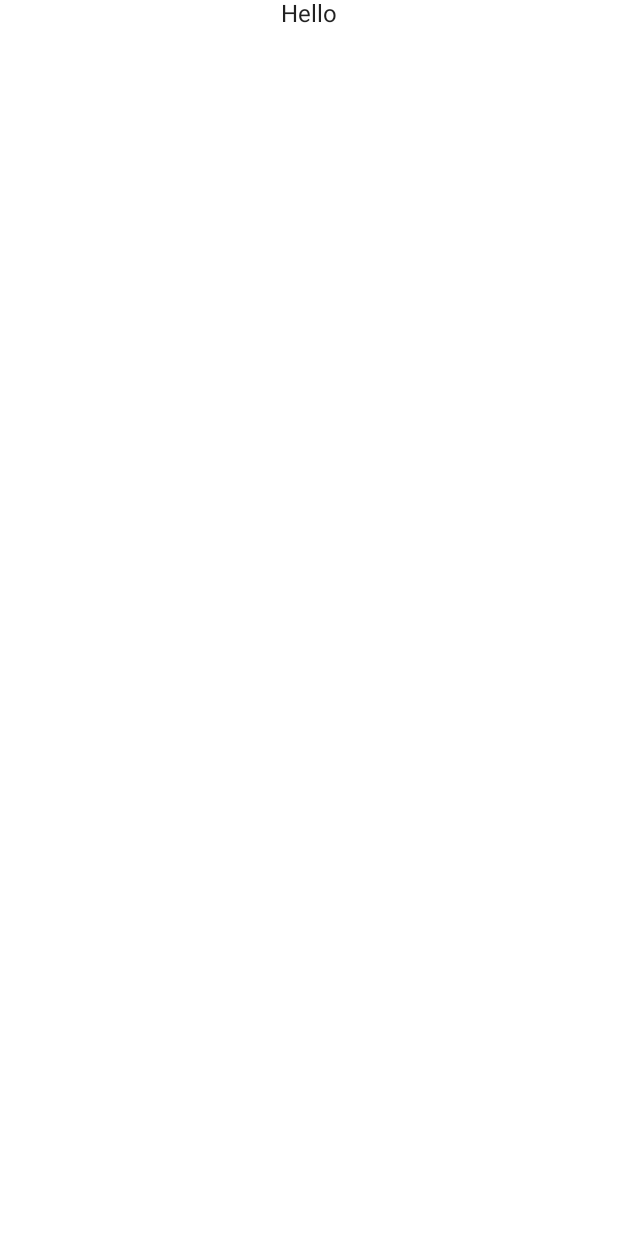
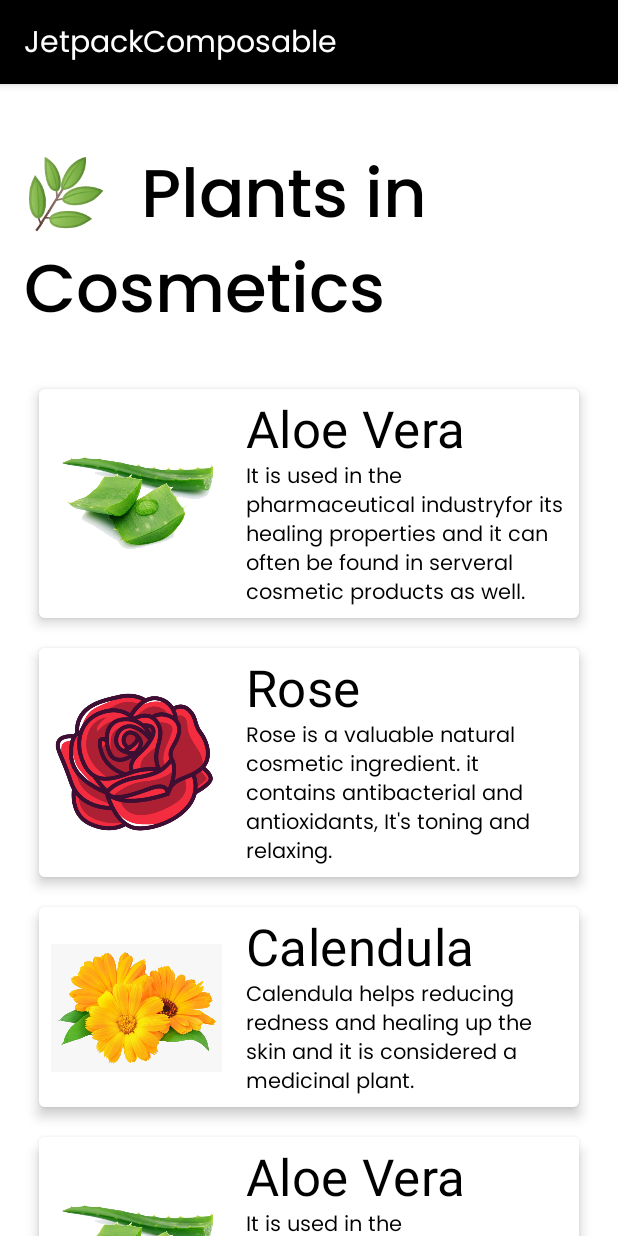
Before and after one commit to sovaraneww/JetpackComposable, an Android app built with Jetpack Compose: the HomeActivity screen opened directly, with no data from a screen before it, on a phone screen of 412 x 824 dp. Before the commit the screen is almost empty. Run offline under Robolectric (Android 15) with nearby library versions, the phone set to English and light mode, and no system bars; our stand-ins replace accompanist.

Commit message:
- Add home screen

```diff
--- a/app/src/main/AndroidManifest.xml
+++ b/app/src/main/AndroidManifest.xml
@@ -11,7 +11,7 @@
         android:theme="@style/Theme.PricingJetpack">
         <activity
             android:name=".activity.HomeActivity"
-            android:exported="false"
+            android:exported="true"
             android:label="@string/title_activity_home"
             android:theme="@style/Theme.PricingJetpack" />
         <activity
--- a/app/src/main/java/com/sovaran/pricingjetpack/activity/HomeActivity.kt
+++ b/app/src/main/java/com/sovaran/pricingjetpack/activity/HomeActivity.kt
@@ -4,22 +4,30 @@ import android.os.Bundle
 import androidx.activity.ComponentActivity
 import androidx.activity.compose.setContent
 import androidx.compose.foundation.layout.*
-import androidx.compose.material.MaterialTheme
-import androidx.compose.material.Surface
-import androidx.compose.material.Text
+import androidx.compose.foundation.lazy.LazyColumn
+import androidx.compose.foundation.lazy.LazyRow
+import androidx.compose.foundation.lazy.items
+import androidx.compose.material.*
 import androidx.compose.runtime.Composable
 import androidx.compose.ui.Alignment
 import androidx.compose.ui.Modifier
+import androidx.compose.ui.res.stringResource
 import androidx.compose.ui.tooling.preview.Preview
 import androidx.compose.ui.unit.dp
+import androidx.compose.ui.unit.sp
+import com.sovaran.pricingjetpack.R
 import com.sovaran.pricingjetpack.activity.ui.theme.PricingJetpackTheme
+import com.sovaran.pricingjetpack.model.Plant
 import com.sovaran.pricingjetpack.ui.theme.Black
+import com.sovaran.pricingjetpack.ui.theme.Purple500
+import com.sovaran.pricingjetpack.ui.theme.White
+
 
 class HomeActivity : ComponentActivity() {
     override fun onCreate(savedInstanceState: Bundle?) {
         super.onCreate(savedInstanceState)
         setContent {
-            PricingJetpackTheme {
+            com.sovaran.pricingjetpack.ui.theme.PricingJetpackTheme {
                 // A surface container using the 'background' color from the theme
                 Surface(
                     modifier = Modifier.fillMaxSize(),
@@ -34,16 +42,77 @@ class HomeActivity : ComponentActivity() {
 
 @Composable
 fun setUIHome() {
-    Column(
-        modifier = Modifier
-            .fillMaxHeight()
-            .fillMaxWidth()
-            .padding(0.dp, 0.dp, 0.dp, 0.dp),
-        verticalArrangement = Arrangement.Top,
-        horizontalAlignment = Alignment.CenterHorizontally
+
+    var plant: Plant = Plant(
+        1,
+        "Aloe Vera",
+        "It is used in the pharmaceutical industryfor its healing properties and it can often be found in serveral cosmetic products as well.",
+        R.drawable.ic_aloe_vera
+    )
+
+    var plant1: Plant = Plant(
+        1,
+        "Rose",
+        "Rose is a valuable natural cosmetic ingredient. it contains antibacterial and antioxidants, It's toning and relaxing.",
+        R.drawable.ic_rose
+    )
+
+    var plant2: Plant = Plant(
+        1,
+        "Calendula",
+        "Calendula helps reducing redness and healing up the skin and it is considered a medicinal plant.",
+        R.drawable.ic_calendula
+    )
+
+    var platList = ArrayList<Plant>()
+    platList.add(plant)
+    platList.add(plant1)
+    platList.add(plant2)
+    platList.add(plant)
+
+
+    Scaffold(
+        topBar = {
+            TopAppBar(
+                backgroundColor = Black,
+                title = {
+                    Text(
+                        stringResource(R.string.app_name),
+                        color = White,
+                        style = MaterialTheme.typography.body1,
+                        fontSize = 20.sp
+                    )
+                }
+            )
+        }
     ) {
-            Text(text = "Hello")
+        LazyColumn (
+            modifier = Modifier.fillMaxWidth(),
+            contentPadding = PaddingValues(16.dp)
+        ) {
+            item {
+                Row(
+                    modifier = Modifier
+                        .fillMaxWidth()
+                        .wrapContentHeight()
+                        .padding(vertical = 25.dp),
+                    horizontalArrangement = Arrangement.Center,
+                    verticalAlignment = Alignment.CenterVertically
+                ) {
+                    Text(
+                        "\uD83C\uDF3F  Plants in Cosmetics",
+                        style = MaterialTheme.typography.h3,
+                        color = Black,
+                        fontSize = 45.sp
+                    )
+                }
+            }
+            items(platList) { plant ->
+                platList(plant.name, plant.description, plant.imageRes)
+            }
+        }
     }
+
 }
 
 @Preview(showBackground = true)
--- a/app/src/main/java/com/sovaran/pricingjetpack/activity/LoginActivity.kt
+++ b/app/src/main/java/com/sovaran/pricingjetpack/activity/LoginActivity.kt
@@ -39,6 +39,7 @@ import androidx.compose.ui.unit.sp
 import androidx.core.content.ContextCompat
 import com.sovaran.pricingjetpack.R
 import com.sovaran.pricingjetpack.ui.theme.*
+import kotlin.properties.Delegates
 
 class LoginActivity : ComponentActivity() {
 
@@ -70,17 +71,17 @@ private fun Login(context: Context) {
     var textPassword by remember { mutableStateOf<String>("") }
     var passwordVisibility: Boolean by remember { mutableStateOf(false) }
 
-   /*val  modifier = Modifier.verticalScroll(
-        state = rememberScrollState())*/
+    /*val  modifier = Modifier.verticalScroll(
+         state = rememberScrollState())*/
 
     Column(
         modifier = Modifier
             .verticalScroll(state = rememberScrollState())
-            .fillMaxHeight()
             .padding(0.dp, 10.dp, 0.dp, 0.dp),
         verticalArrangement = Arrangement.Top,
         horizontalAlignment = Alignment.CenterHorizontally
     ) {
+
         Text(
             text = stringResource(id = R.string.skip),
             modifier = Modifier
@@ -274,9 +275,9 @@ private fun Login(context: Context) {
             )
         }
 
-        Spacer(modifier = Modifier.height(100.dp))
+        Spacer(modifier = Modifier.height(60.dp))
 
-        Row(modifier = Modifier.weight(2f, false)) {
+        Row {
 
             Text(
                 text = stringResource(id = R.string.are_you_new_user),
@@ -294,8 +295,9 @@ private fun Login(context: Context) {
 
         }
 
+        Spacer(modifier = Modifier.height(30.dp))
+
     }
-
 
 
 }
@@ -308,10 +310,11 @@ fun InfiniteAnimation() {
         initialValue = 120.0f,
         targetValue = 130.0f,
         animationSpec = infiniteRepeatable(
-            animation = tween(800, delayMillis = 100,easing = FastOutLinearInEasing),
+            animation = tween(800, delayMillis = 100, easing = FastOutLinearInEasing),
             repeatMode = RepeatMode.Reverse
         )
     )
+
     Image(
         painter = painterResource(R.drawable.ic_logo),
         contentDescription = "heart",
@@ -320,11 +323,6 @@ fun InfiniteAnimation() {
     )
 }
 
-
-@Composable
-fun Greeting2(name: String) {
-    Text(text = "Hello $name!")
-}
 
 @Preview(showBackground = true)
 @Composable
--- /dev/null
+++ b/app/src/main/java/com/sovaran/pricingjetpack/activity/Ui.kt
@@ -0,0 +1,67 @@
+package com.sovaran.pricingjetpack.activity
+
+import androidx.compose.foundation.Image
+import androidx.compose.foundation.layout.*
+import androidx.compose.material.Card
+import androidx.compose.material.MaterialTheme
+import androidx.compose.material.Text
+import androidx.compose.runtime.Composable
+import androidx.compose.ui.Alignment
+import androidx.compose.ui.Modifier
+import androidx.compose.ui.layout.ContentScale
+import androidx.compose.ui.res.colorResource
+import androidx.compose.ui.res.painterResource
+import androidx.compose.ui.text.font.FontWeight
+import androidx.compose.ui.tooling.preview.Preview
+import androidx.compose.ui.unit.dp
+import com.sovaran.pricingjetpack.activity.ui.theme.PricingJetpackTheme
+import com.sovaran.pricingjetpack.R
+import com.sovaran.pricingjetpack.ui.theme.Black
+
+@Composable
+fun platList(name: String, des: String, plant: Int) {
+    Card(
+        modifier = Modifier
+            .padding(10.dp)
+            .fillMaxWidth()
+            .wrapContentHeight(),
+        shape = MaterialTheme.shapes.medium,
+        elevation = 5.dp,
+        backgroundColor = MaterialTheme.colors.surface
+    ) {
+        Row(
+            verticalAlignment = Alignment.CenterVertically,
+        ) {
+            Image(
+                painter = painterResource(id = plant),
+                contentDescription = null,
+                modifier = Modifier.size(130.dp)
+                    .padding(8.dp),
+                contentScale = ContentScale.Fit,
+            )
+
+            Column(Modifier.padding(8.dp)) {
+                Text(
+                    text = name,
+                    style = MaterialTheme.typography.h4,
+                    color = MaterialTheme.colors.onSurface,
+                )
+                Text(
+                    text = des,
+                    style = MaterialTheme.typography.body1,
+                    color = Black
+                )
+            }
+
+        }
+    }
+}
+
+
+@Preview(showBackground = true)
+@Composable
+fun DefaultPreview5() {
+    PricingJetpackTheme {
+        platList(name = "Hello", des = "", plant = R.drawable.ic_launcher_foreground)
+    }
+}
--- /dev/null
+++ b/app/src/main/java/com/sovaran/pricingjetpack/model/Plant.kt
@@ -0,0 +1,8 @@
+package com.sovaran.pricingjetpack.model
+
+data class Plant(
+    val id: Int,
+    val name: String,
+    val description: String,
+    val imageRes : Int
+)
```
Also changed, not shown: app/src/main/res/drawable/ic_aloe_vera.png (added), app/src/main/res/drawable/ic_calendula.png (added), app/src/main/res/drawable/ic_rose.png (added).
